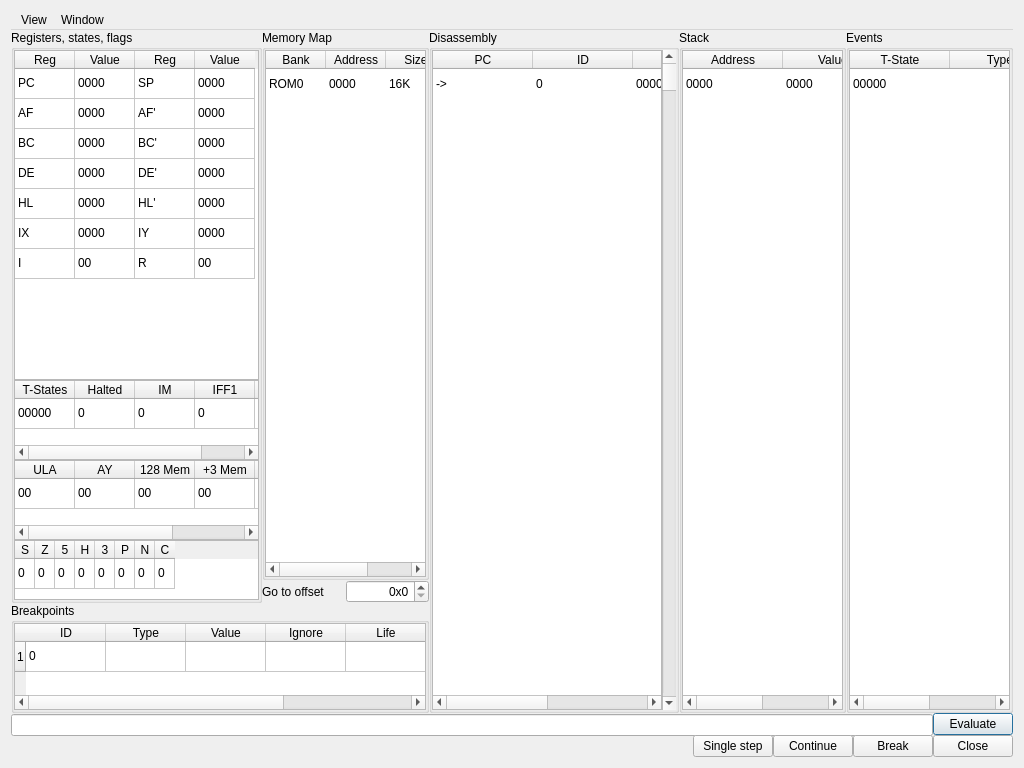
mistificator/de-fuse, file ui/qt/debugger.ui: the form before one commit.
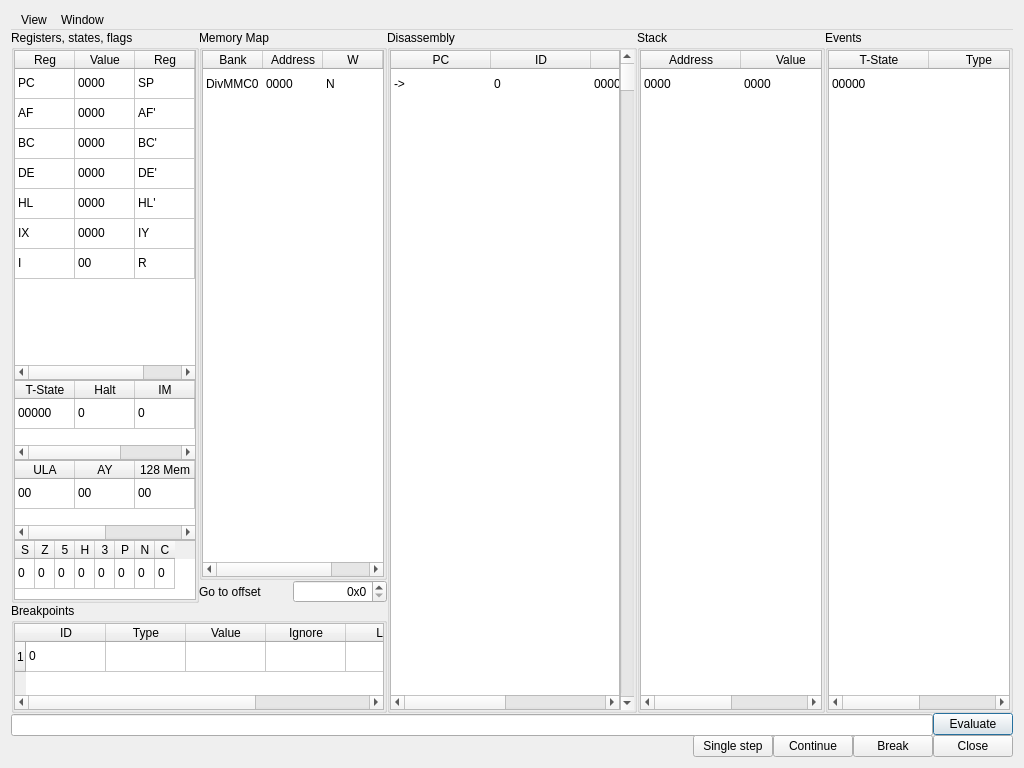
The form after the commit. Icons and pictures are not drawn.

```diff
--- a/ui/qt/debugger.ui
+++ b/ui/qt/debugger.ui
@@ -17,7 +17,7 @@
    <iconset resource="qt_ui.qrc">
     <normaloff>:/fuse.png</normaloff>:/fuse.png</iconset>
   </property>
-  <layout class="QGridLayout" name="gridLayout_3" rowstretch="0,5,0,1,0" columnstretch="3,2,3,2,2">
+  <layout class="QGridLayout" name="gridLayout_3" rowstretch="0,5,0,1,0" columnstretch="3,3,4,3,3">
    <property name="spacing">
     <number>0</number>
    </property>
@@ -507,12 +507,12 @@
         </row>
         <column>
          <property name="text">
-          <string>T-States</string>
+          <string>T-State</string>
          </property>
         </column>
         <column>
          <property name="text">
-          <string>Halted</string>
+          <string>Halt</string>
          </property>
         </column>
         <column>
@@ -842,12 +842,23 @@
         </column>
         <column>
          <property name="text">
-          <string>Size</string>
+          <string>W</string>
+         </property>
+         <property name="toolTip">
+          <string>Bank is writeable</string>
+         </property>
+        </column>
+        <column>
+         <property name="text">
+          <string>C</string>
+         </property>
+         <property name="toolTip">
+          <string>Bank is contended</string>
          </property>
         </column>
         <item row="0" column="0">
          <property name="text">
-          <string>ROM0</string>
+          <string>DivMMC0</string>
          </property>
         </item>
         <item row="0" column="1">
@@ -857,7 +868,12 @@
         </item>
         <item row="0" column="2">
          <property name="text">
-          <string>16K</string>
+          <string>N</string>
+         </property>
+        </item>
+        <item row="0" column="3">
+         <property name="text">
+          <string>N</string>
          </property>
         </item>
        </widget>
```
Left out of the diff: 20 changed lines with no effect on the pictures.
